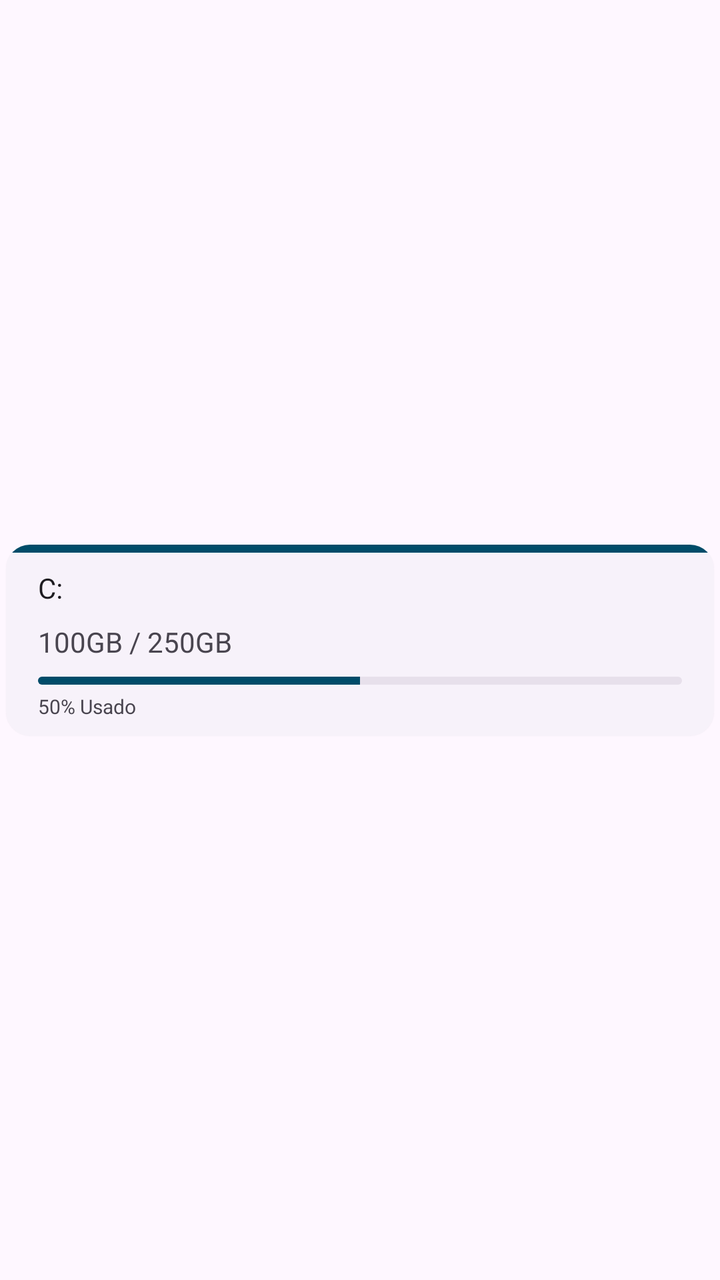
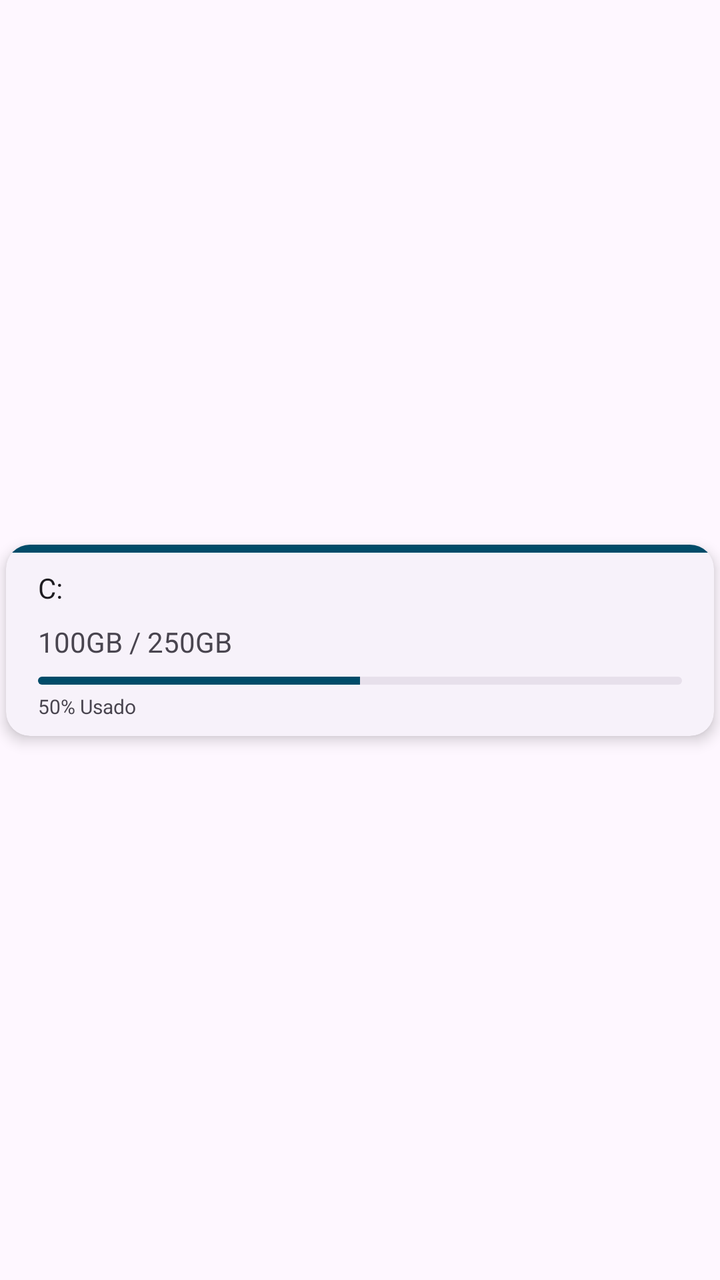

Before-and-after screenshots of an Android layout around one commit, followed by the original layout XML and the change that was made.
<!-- AndroidManifest.xml: application theme AppTheme -->
<!-- res/layout/armazenamento_line_view.xml -->
<?xml version="1.0" encoding="utf-8"?>
<androidx.constraintlayout.widget.ConstraintLayout xmlns:android="http://schemas.android.com/apk/res/android"
    xmlns:app="http://schemas.android.com/apk/res-auto"
    android:layout_width="match_parent"
    android:layout_height="wrap_content">

    <com.google.android.material.card.MaterialCardView
        android:layout_width="match_parent"
        android:layout_height="wrap_content"
        android:layout_marginStart="3dp"
        android:layout_marginLeft="3dp"
        android:layout_marginTop="3dp"
        android:layout_marginEnd="3dp"
        android:layout_marginRight="3dp"
        android:layout_marginBottom="3dp"
        app:layout_constraintBottom_toBottomOf="parent"
        app:layout_constraintEnd_toEndOf="parent"
        app:layout_constraintStart_toStartOf="parent"
        app:layout_constraintTop_toTopOf="parent"
        style="?attr/materialCardViewElevatedStyle">

        <androidx.constraintlayout.widget.ConstraintLayout
            android:layout_width="match_parent"
            android:layout_height="wrap_content"
            android:paddingBottom="8dp">

            <LinearLayout
                android:id="@+id/linearLayout2"
                android:layout_width="0dp"
                android:layout_height="4dp"
                android:background="@color/md_theme_primary"
                android:orientation="vertical"
                app:layout_constraintEnd_toEndOf="parent"
                app:layout_constraintStart_toStartOf="parent"
                app:layout_constraintTop_toTopOf="parent" />

            
            <TextView
                android:id="@+id/TvDiskName"
                android:layout_width="0dp"
                android:layout_height="wrap_content"
                android:layout_marginStart="16dp"
                android:layout_marginTop="8dp"
                android:layout_marginEnd="16dp"
                android:text="C:"
                android:textAppearance="@style/TextAppearance.AppCompat.Body1"
                app:layout_constraintEnd_toEndOf="parent"
                app:layout_constraintStart_toStartOf="parent"
                app:layout_constraintTop_toBottomOf="@+id/linearLayout2" />

            
            <TextView
                android:id="@+id/TvDiskCapacity"
                android:layout_width="0dp"
                android:layout_height="wrap_content"
                android:layout_marginStart="16dp"
                android:layout_marginTop="8dp"
                android:layout_marginEnd="16dp"
                android:text="100GB / 250GB"
                android:textAppearance="@style/TextAppearance.AppCompat.Small"
                app:layout_constraintEnd_toEndOf="parent"
                app:layout_constraintStart_toStartOf="parent"
                app:layout_constraintTop_toBottomOf="@+id/TvDiskName" />

            
            <ProgressBar
                android:id="@+id/PbDiskUsage"
                style="?android:attr/progressBarStyleHorizontal"
                android:layout_width="0dp"
                android:layout_height="4dp"
                android:layout_marginStart="16dp"
                android:layout_marginTop="8dp"
                android:layout_marginEnd="16dp"
                android:max="100"
                android:progress="50"
                android:progressDrawable="@drawable/custom_progress_bar"
                app:layout_constraintEnd_toEndOf="parent"
                app:layout_constraintStart_toStartOf="parent"
                app:layout_constraintTop_toBottomOf="@+id/TvDiskCapacity" />

            <TextView
                android:id="@+id/TvDiskStatusLabel"
                android:layout_width="wrap_content"
                android:layout_height="wrap_content"
                android:layout_marginStart="16dp"
                android:layout_marginTop="4dp"
                android:text="50% Usado"
                android:textAppearance="@style/TextAppearance.AppCompat.Small"
                android:textSize="10sp"
                app:layout_constraintStart_toStartOf="parent"
                app:layout_constraintTop_toBottomOf="@+id/PbDiskUsage" />

            <TextView
                android:id="@+id/TvDiskType"
                android:layout_width="wrap_content"
                android:layout_height="wrap_content"
                android:text="Drive"
                android:visibility="gone"
                app:layout_constraintStart_toStartOf="parent"
                app:layout_constraintTop_toBottomOf="@+id/TvDiskStatusLabel" />

        </androidx.constraintlayout.widget.ConstraintLayout>
    </com.google.android.material.card.MaterialCardView>

</androidx.constraintlayout.widget.ConstraintLayout>
<!-- resources referenced by this layout -->
<resources>
  <color name="md_theme_primary">#6750A4</color>
  <!-- drawable custom_progress_bar (drawable) -->
  <?xml version="1.0" encoding="utf-8"?>
  <layer-list xmlns:android="http://schemas.android.com/apk/res/android">
      <item android:id="@android:id/background">
          <shape>
              <corners android:radius="4dp" />
              <solid android:color="?attr/colorSurfaceVariant" />
          </shape>
      </item>
      <item android:id="@android:id/progress">
          <clip>
              <shape>
                  <corners android:radius="4dp" />
                  <solid android:color="?attr/colorPrimary" />
              </shape>
          </clip>
      </item>
  </layer-list>
  <color name="md_theme_onPrimary">#FFFFFF</color>
  <color name="md_theme_primaryContainer">#EADDFF</color>
  <color name="md_theme_onPrimaryContainer">#21005D</color>
  <color name="md_theme_secondary">#625B71</color>
  <color name="md_theme_onSecondary">#FFFFFF</color>
  <color name="md_theme_secondaryContainer">#E8DEF8</color>
  <color name="md_theme_onSecondaryContainer">#1D192B</color>
  <color name="md_theme_tertiary">#7E525D</color>
  <color name="md_theme_onTertiary">#FFFFFF</color>
  <color name="md_theme_tertiaryContainer">#FFD9E1</color>
  <color name="md_theme_onTertiaryContainer">#31101B</color>
  <color name="md_theme_error">#BA1A1A</color>
  <color name="md_theme_onError">#FFFFFF</color>
  <color name="md_theme_errorContainer">#FFDAD6</color>
  <color name="md_theme_onErrorContainer">#410002</color>
  <color name="md_theme_background">#FEF7FF</color>
  <color name="md_theme_onBackground">#1D1B20</color>
  <color name="md_theme_surface">#FEF7FF</color>
  <color name="md_theme_onSurface">#1D1B20</color>
  <color name="md_theme_surfaceVariant">#E7E0EB</color>
  <color name="md_theme_onSurfaceVariant">#49454E</color>
  <color name="md_theme_outline">#7A757F</color>
  <color name="md_theme_outlineVariant">#CBC4CF</color>
  <color name="md_theme_inverseSurface">#322F35</color>
  <color name="md_theme_inverseOnSurface">#F5EFF7</color>
  <color name="md_theme_inversePrimary">#D3BCFD</color>
  <color name="md_theme_surfaceContainer_glass">#F2ECF4</color>
  <!-- unchanged entries left out for length: 1 -->
</resources>

<!-- the commit's change to res/layout/armazenamento_line_view.xml (unified diff, before → after) -->
@@ -17,7 +17,8 @@
         app:layout_constraintEnd_toEndOf="parent"
         app:layout_constraintStart_toStartOf="parent"
         app:layout_constraintTop_toTopOf="parent"
-        style="?attr/materialCardViewElevatedStyle">
+        style="?attr/materialCardViewElevatedStyle"
+        app:cardElevation="4dp">
 
         <androidx.constraintlayout.widget.ConstraintLayout
             android:layout_width="match_parent"
